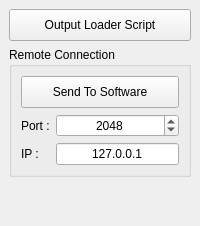
This is src/components/addons/loaderScript/ui/Loader_Script.ui in KelSolaar/sIBL_GUI as Qt 5 draws it before an edit. The edited form follows.
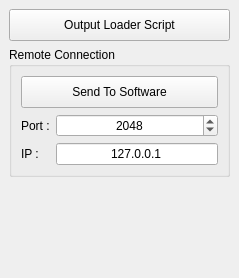
This is the edited form.

```diff
--- a/src/components/addons/loaderScript/ui/Loader_Script.ui
+++ b/src/components/addons/loaderScript/ui/Loader_Script.ui
@@ -2,6 +2,14 @@
 <ui version="4.0">
  <class>Loader_Script_DockWidget</class>
  <widget class="QDockWidget" name="Loader_Script_DockWidget">
+  <property name="geometry">
+   <rect>
+    <x>0</x>
+    <y>0</y>
+    <width>239</width>
+    <height>278</height>
+   </rect>
+  </property>
   <property name="windowTitle">
    <string>Loader Script</string>
   </property>
```
Left out of the diff: 8 changed lines with no effect on the pictures.
